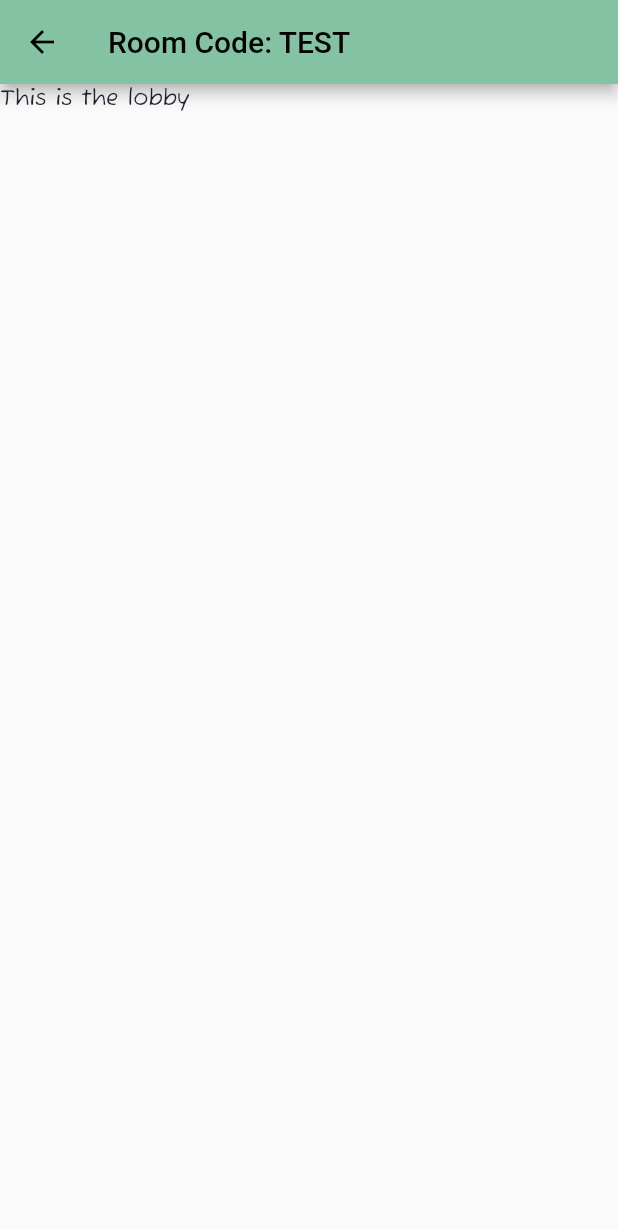
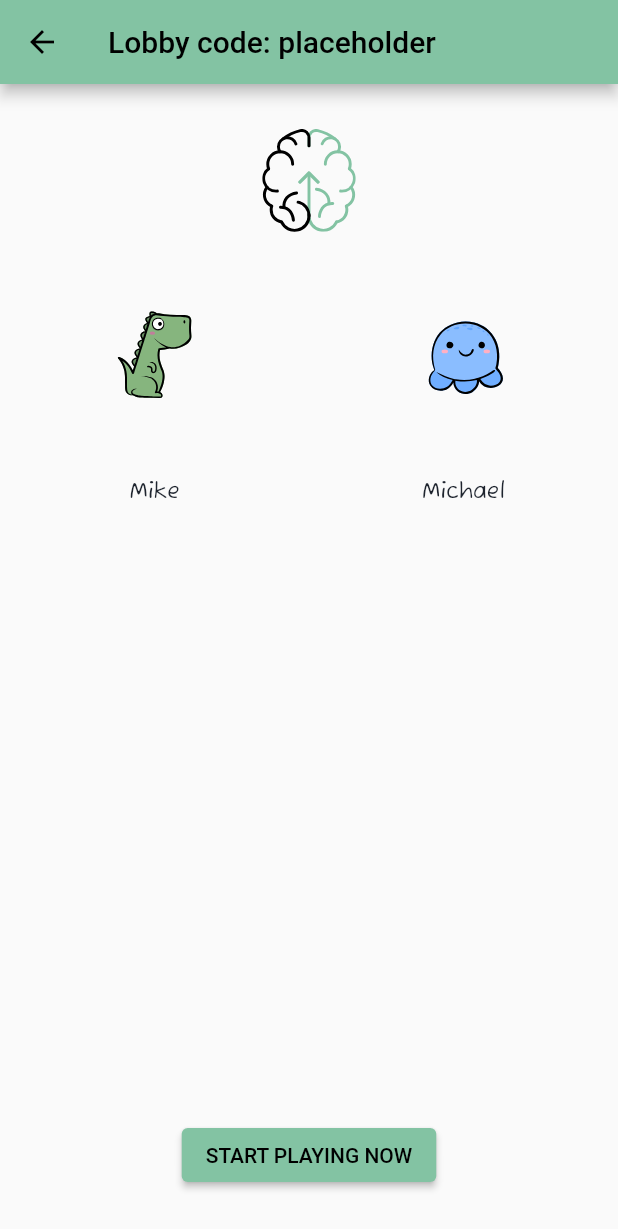
Before and after one commit to yowrong/MindMerge, a Flutter app: the Lobby screen opened directly with empty values, on a phone screen of 412 x 824 dp. Shown: the top 1229 px of the screen. Run offline on Flutter 3.47's test engine with Material 2 defaults, Android fonts, the phone set to English and light mode, and no system bars; our stand-ins replace flutter_svg, socket_io_client.

Commit message:
update lobby page

```diff
--- a/lib/screens/lobby.dart
+++ b/lib/screens/lobby.dart
@@ -1,5 +1,7 @@
 import 'package:flutter/material.dart';
+import 'package:flutter_svg/svg.dart';
 import 'package:mindmerge/constants/screen_args.dart';
+import 'package:mindmerge/models/player.dart';
 
 class Lobby extends StatefulWidget {
   static const String route = '/lobby';
@@ -15,21 +17,77 @@ class Lobby extends StatefulWidget {
 }
 
 class _LobbyState extends State<Lobby> {
+  final String lobbyName = "placeholder";
+  List<Player> listOfPlayers = [Player(name: "Mike", cardsLeft: 0), Player(name: "Michael", cardsLeft: 0)];
+
+  List<Widget> generatePlayersInLobby(
+      List<Player> listOfPlayers, double screenWidth, double screenHeight) {
+          return listOfPlayers.asMap().entries.map((player) {
+              int index = player.key;
+              Player value = player.value;
+              return Column(
+                      children: [
+                        Padding(
+                          padding: const EdgeInsets.only(
+                              top: 20, bottom: 20, left: 20.0, right: 20.0),
+                          child: SvgPicture.asset(
+                              "assets/icons/avatar$index.svg",
+                              width: screenWidth * 0.15,
+                              height: screenHeight * 0.15),
+                        ),
+                        Text(value.name),
+                      ],
+                    );
+          }).toList();
+
+  }
+
   @override
   Widget build(BuildContext context) {
+    final double screenWidth = MediaQuery.of(context).size.width;
+    final double screenHeight = MediaQuery.of(context).size.height;
+
     return Scaffold(
       appBar: AppBar(
         title: Row(
           children: [
             Text(
-              'Room Code: ${widget.args.roomCode}',
+              'Lobby code: $lobbyName',
             ),
           ],
         ),
       ),
       body: SafeArea(
-        child: Text(
-          'This is the lobby',
+        child: Container(
+          width: screenWidth,
+          height: screenHeight,
+          child: Column(
+            mainAxisAlignment: MainAxisAlignment.center,
+            crossAxisAlignment: CrossAxisAlignment.center,
+            children: [
+              Expanded(
+                flex: 1,
+                child: Padding(
+                  padding: const EdgeInsets.only(top: 30.0),
+                  child: SvgPicture.asset("assets/icons/logo.svg"),
+                ),
+              ),
+              Expanded(
+                flex: 6,
+                child: GridView.count(
+                  crossAxisCount: 2,
+                  children: generatePlayersInLobby(listOfPlayers, screenWidth, screenHeight)
+                ),
+              ),
+              ElevatedButton(
+                onPressed: () {},
+                child: Text('Start Playing Now'.toUpperCase()),
+              ),
+              const SizedBox(
+                height: 30,
+              ),
+            ],
+          ),
         ),
       ),
     );
```
